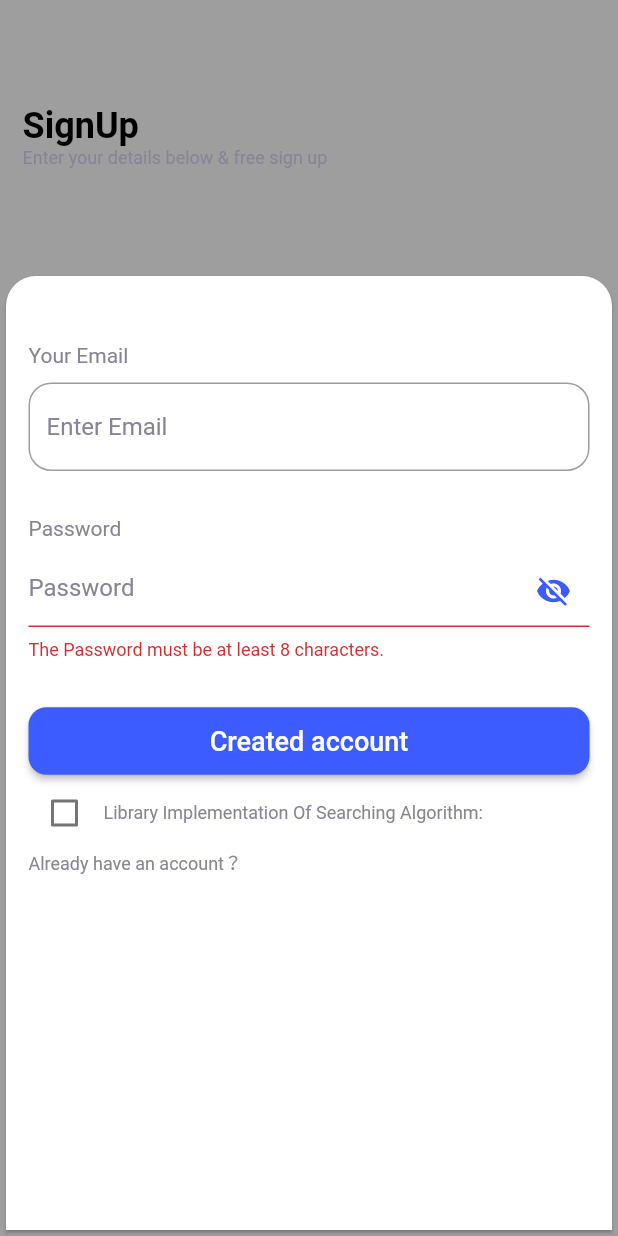
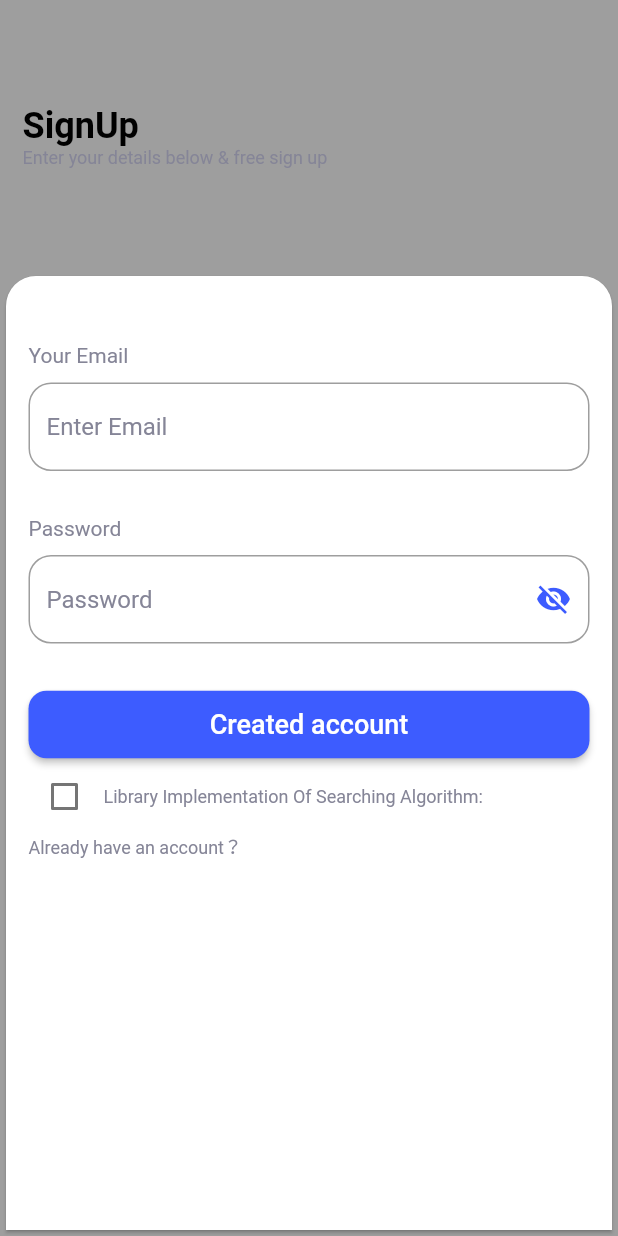
Before and after one commit to Krupal01/online_learning_application, a Flutter app: the SignUpScreen screen opened by its route, after a tap on "Created account", on a phone screen of 412 x 824 dp. Run offline on Flutter 3.47's test engine with Material 2 defaults, Android fonts, the light colour scheme and no system bars; our stand-ins replace bloc, carousel_slider, flutter_bloc, hexcolor, validators.

Commit message:
ADD : Simple style

```diff
--- a/lib/screens/sign_up_screen.dart
+++ b/lib/screens/sign_up_screen.dart
@@ -2,6 +2,8 @@
 import 'package:online_learning_application/Constants.dart';
 import 'package:online_learning_application/widget/utils.dart';
 import 'package:validators/validators.dart';
+
+import '../widget/buttons.dart';
 
 class SignUpScreen extends StatefulWidget {
 
@@ -116,19 +118,8 @@
                             hintStyle: Theme.of(context).textTheme.bodyLarge,
                             hintText: "Enter Email",
                             fillColor: Colors.white,
-                            focusedBorder: OutlineInputBorder(
-                              borderRadius: BorderRadius.circular(15.0),
-                              borderSide: BorderSide(
-                                color: Theme.of(context).primaryColor,
-                              ),
-                            ),
-                            enabledBorder: OutlineInputBorder(
-                              borderRadius: BorderRadius.circular(15.0),
-                              borderSide: const BorderSide(
-                                color: Colors.grey,
-                                width: 1.0,
-                              ),
-                            ),
+                            focusedBorder: getFocusBorder(context),
+                            enabledBorder: getEnabledBorder(context),
                           ),
                         ),
                         space(vertical: 30),
@@ -155,40 +146,17 @@
                             hintStyle: Theme.of(context).textTheme.bodyLarge,
                             hintText: "Password",
                             fillColor: Colors.white,
-                            focusedBorder: OutlineInputBorder(
-                              borderRadius: BorderRadius.circular(15.0),
-                              borderSide: BorderSide(
-                                color: Theme.of(context).primaryColor,
-                              ),
-                            ),
-                            enabledBorder: OutlineInputBorder(
-                              borderRadius: BorderRadius.circular(15.0),
-                              borderSide: const BorderSide(
-                                color: Colors.grey,
-                                width: 1.0,
-                              ),
-                            ),
+                            focusedBorder: getFocusBorder(context),
+                            enabledBorder: getEnabledBorder(context),
                           ),
                         ),
                         space(vertical: 30),
                         SizedBox(
                           width: double.infinity,
-                          child: ElevatedButton(
+                          child: SimpleButton(
                             onPressed: () {
                              _submit();
                             },
-                            style: ButtonStyle(
-                              padding: MaterialStateProperty.all(
-                                  const EdgeInsets.all(12)),
-                              backgroundColor: MaterialStateProperty.all(
-                                Theme.of(context).primaryColor,
-                              ),
-                              shape: MaterialStateProperty.all(
-                                RoundedRectangleBorder(
-                                  borderRadius: BorderRadius.circular(12),
-                                ),
-                              ),
-                            ),
                             child: Text(
                               "Created account",
                               style: Theme.of(context).textTheme.displayMedium,
--- /dev/null
+++ b/lib/widget/buttons.dart
@@ -0,0 +1,27 @@
+import 'package:flutter/material.dart';
+
+class SimpleButton extends StatelessWidget {
+  final Function()? onPressed;
+  final Widget child;
+  const SimpleButton({Key? key , this.onPressed ,required this.child}) : super(key: key);
+
+  @override
+  Widget build(BuildContext context) {
+    return ElevatedButton(
+      onPressed: () => onPressed,
+      style: ButtonStyle(
+        padding: MaterialStateProperty.all(
+            const EdgeInsets.all(12)),
+        backgroundColor: MaterialStateProperty.all(
+          Theme.of(context).primaryColor,
+        ),
+        shape: MaterialStateProperty.all(
+          RoundedRectangleBorder(
+            borderRadius: BorderRadius.circular(12),
+          ),
+        ),
+      ),
+      child: child,
+    );
+  }
+}
--- a/lib/widget/utils.dart
+++ b/lib/widget/utils.dart
@@ -6,3 +6,22 @@
     height: vertical ?? 0,
   );
 }
+
+OutlineInputBorder getFocusBorder(BuildContext context){
+  return OutlineInputBorder(
+    borderRadius: BorderRadius.circular(15.0),
+    borderSide: BorderSide(
+      color: Theme.of(context).primaryColor,
+    ),
+  );
+}
+
+OutlineInputBorder getEnabledBorder(BuildContext context){
+  return OutlineInputBorder(
+    borderRadius: BorderRadius.circular(15.0),
+    borderSide: const BorderSide(
+      color: Colors.grey,
+      width: 1.0,
+    ),
+  );
+}
```
